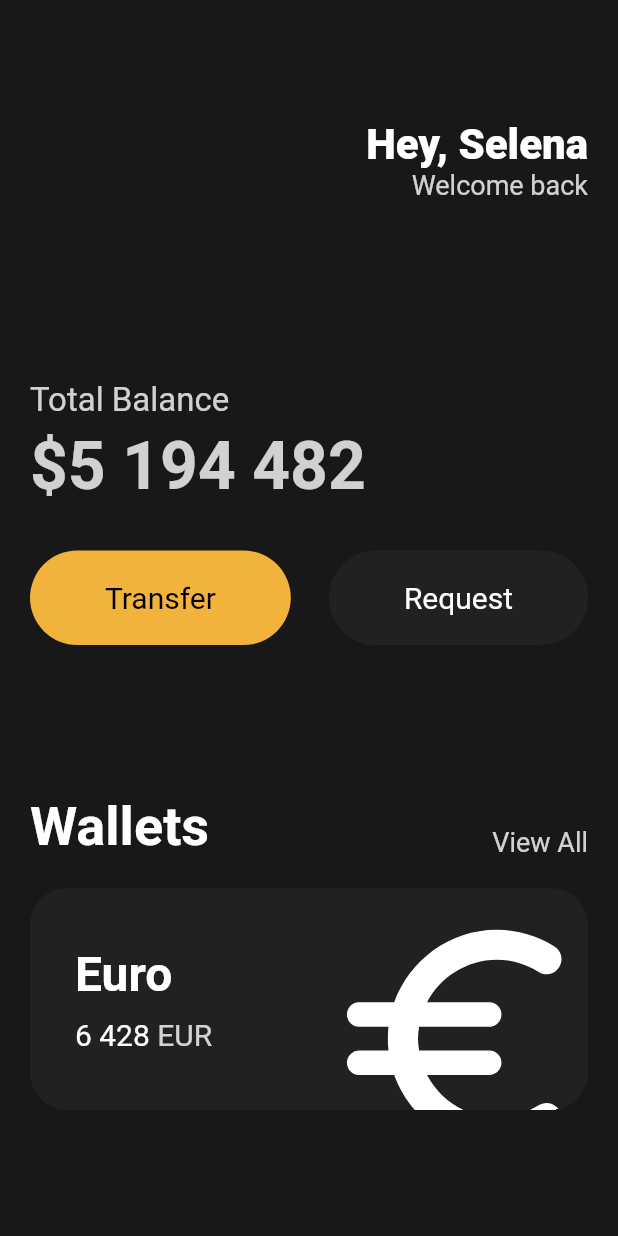
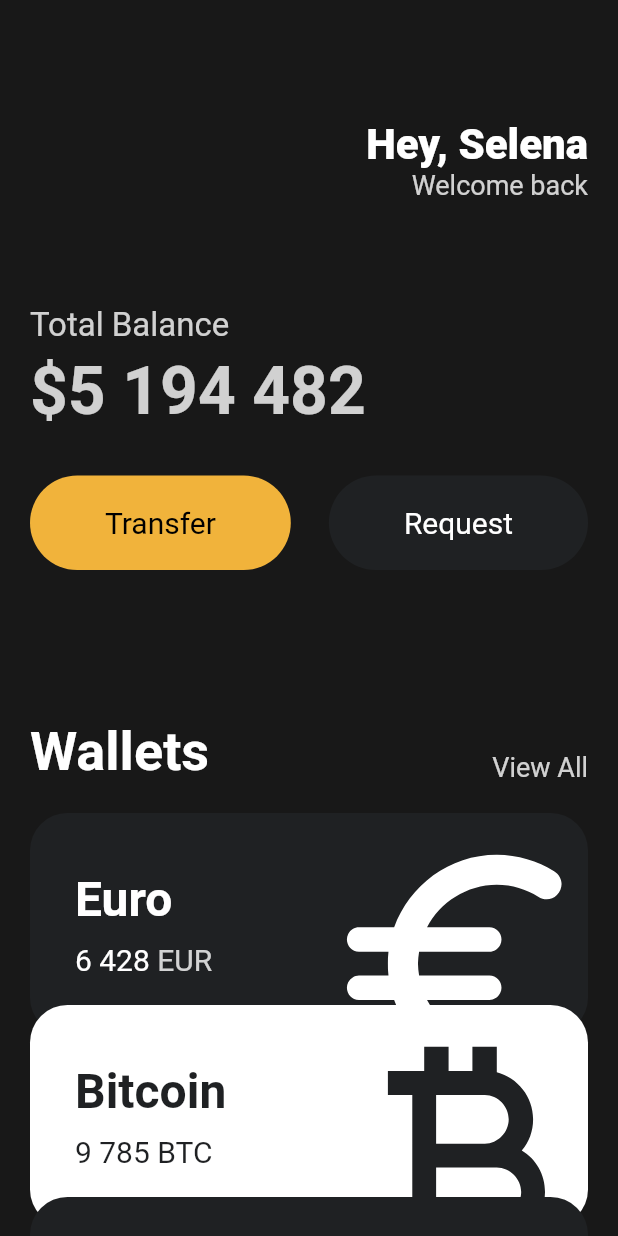
Before and after one commit to YJKimSleepyWorker/toonflix, a Flutter app: the screen it shows after launch, on a phone screen of 412 x 824 dp. Run offline on Flutter 3.47's test engine with Material 2 defaults, Android fonts, the phone set to English and light mode, and no system bars.

Commit message:
UI완성(내용 상세)
SingleChildScrollView로 스크롤 가능하게
카드 컴포넌트화
Transform.translate로 카드겹치기,offset으로 조절하기

```diff
--- a/lib/main.dart
+++ b/lib/main.dart
@@ -60,6 +60,7 @@ class App extends StatelessWidget{
 //show guidelines에서는 모든 위젯의 가이드라인을 보여줌
 import 'package:flutter/material.dart';
 import 'package:toonflix/widgets/button.dart';
+import 'package:toonflix/widgets/currency_card.dart';
 
 void main() {
   runApp(App());
@@ -72,7 +73,8 @@ class App extends StatelessWidget{
       home: Scaffold(
         backgroundColor: const Color(0xFF181818),
         //자동완성 control + space
-        body: Padding(
+        body: SingleChildScrollView(
+          child: Padding(
             //padding: EdgeInsets.all(10), 전부 10씩 주는것
             //padding: EdgeInsets.only(right: 40), //상하좌우중 한가지를 구체적으로 정할 수 있는 only
             padding: const EdgeInsets.symmetric(horizontal: 20), //수직패딩과 수평패딩 지정가능
@@ -111,7 +113,7 @@ class App extends StatelessWidget{
                   ],
                 ),
                 const SizedBox(
-                height: 120,
+                  height: 70,
                 ),
                 //code actions. 전구모양으로 래핑할 수도 있음.
                 //단축키 옵션 + 엔터
@@ -171,70 +173,33 @@ class App extends StatelessWidget{
                 const SizedBox(
                   height: 20,
                 ),
-              Container(
-                //어떤 위젯이 오퍼플로우 했을 때, 카드와 같은 container로 하여금 어떻게 동작하게끔 할건지 알려주는 장치
-                clipBehavior: Clip.hardEdge,
-                decoration: BoxDecoration(
-                  color: const Color(0xFF1F2123),
-                  borderRadius: BorderRadius.circular(25),
+                const CurrencyCard(
+                    name: 'Euro',
+                    code: 'EUR',
+                    amount: '6 428',
+                    icon: Icons.euro_rounded,
+                    isInverted: false),
+                //액션찾기 단축기 ctrl + shift + A
+                Transform.translate(
+                  offset: const Offset(0,-20),
+                  child: const CurrencyCard(
+                      name: 'Bitcoin',
+                      code: 'BTC',
+                      amount: '9 785',
+                      icon: Icons.currency_bitcoin,
+                      isInverted: true),
                 ),
-                child: Padding(
-                  padding: const EdgeInsets.all(30),
-                  child: Row(
-                    mainAxisAlignment: MainAxisAlignment.spaceBetween,
-                    children: [
-                      Column(
-                        crossAxisAlignment: CrossAxisAlignment.start,
-                        children: [
-                          const Text(
-                            'Euro',
-                            style: TextStyle(
-                              color: Colors.white,
-                              fontSize: 32,
-                              fontWeight: FontWeight.w600,
-                            ),
-                          ),
-                          const SizedBox(
-                            height: 10,
-                          ),
-                          Row(
-                            children: [
-                              const Text(
-                                '6 428',
-                                style: TextStyle(
-                                  color: Colors.white,
-                                  fontSize: 20,
-                                ),
-                              ),
-                              const SizedBox(
-                                width: 5,
-                              ),
-                              Text(
-                                'EUR',
-                                style: TextStyle(
-                                  color: Colors.white.withOpacity(0.8),
-                                  fontSize: 20,
-                                ),
+                Transform.translate(
+                  offset: const Offset(0,-40),
+                  child: const CurrencyCard(
+                      name: 'Dollar',
+                      code: 'USD',
+                      amount: '428',
+                      icon: Icons.attach_money_outlined,
+                      isInverted: false),
                 ),
               ],
-                          )
-                        ],
             ),
-                      //아이콘의 크기 변경을 위한 scale
-                      Transform.scale(
-                        scale: 2.2,
-                        //아이콘의 x,y좌표 변경을 위한 translate
-                        child: Transform.translate(
-                          offset: Offset(-5,12),
-                          child: const Icon(Icons.euro_rounded,
-                              color: Colors.white, size: 88),
-                        ),
-                      )
-                    ],
-                  ),
-                ),
-              ),
-            ],
           ),
         ),
       ),
--- /dev/null
+++ b/lib/widgets/currency_card.dart
@@ -0,0 +1,87 @@
+import 'package:flutter/cupertino.dart';
+import 'package:flutter/material.dart';
+
+class CurrencyCard extends StatelessWidget {
+  final String name, code, amount;
+  final IconData icon;
+  final bool isInverted;
+
+  final _blackColor = const Color(0xFF1F2123);
+
+  const CurrencyCard(
+      {super.key,
+      required this.name,
+      required this.code,
+      required this.amount,
+      required this.icon,
+      required this.isInverted,});
+
+  @override
+  Widget build(BuildContext context) {
+    return Container(
+      //어떤 위젯이 오퍼플로우 했을 때, 카드와 같은 container로 하여금 어떻게 동작하게끔 할건지 알려주는 장치
+      //보통 Clip.none으로 되어있는데, 컨테이너를 넘처흐른다 해도 허용한다는 뜻임.
+      //hardEdge는 넘쳐흐르는것들을 cut함
+      clipBehavior: Clip.hardEdge,
+      decoration: BoxDecoration(
+        color: isInverted? Colors.white : _blackColor,
+        borderRadius: BorderRadius.circular(25),
+      ),
+      child: Padding(
+        padding: const EdgeInsets.all(30),
+        child: Row(
+          mainAxisAlignment: MainAxisAlignment.spaceBetween,
+          children: [
+            Column(
+              crossAxisAlignment: CrossAxisAlignment.start,
+              children: [
+                Text(
+                  name,
+                  style: TextStyle(
+                    color: isInverted? _blackColor : Colors.white,
+                    fontSize: 32,
+                    fontWeight: FontWeight.w600,
+                  ),
+                ),
+                const SizedBox(
+                  height: 10,
+                ),
+                Row(
+                  children: [
+                    Text(
+                      amount,
+                      style: TextStyle(
+                        color: isInverted? _blackColor : Colors.white,
+                        fontSize: 20,
+                      ),
+                    ),
+                    const SizedBox(
+                      width: 5,
+                    ),
+                    Text(
+                      code,
+                      style: TextStyle(
+                        color: isInverted? _blackColor : Colors.white.withOpacity(0.8),
+                        fontSize: 20,
+                      ),
+                    ),
+                  ],
+                )
+              ],
+            ),
+            //아이콘의 크기 변경을 위한 scale
+            Transform.scale(
+              scale: 2.2,
+              //아이콘의 x,y좌표 변경을 위한 translate
+              child: Transform.translate(
+                offset: Offset(-5, 12),
+                child: Icon(icon,
+                    color: isInverted? _blackColor : Colors.white, size: 88),
+              ),
+            )
+          ],
+        ),
+      ),
+    );
+  }
+}
```
Lines whose indentation alone changed are shown as unchanged.
